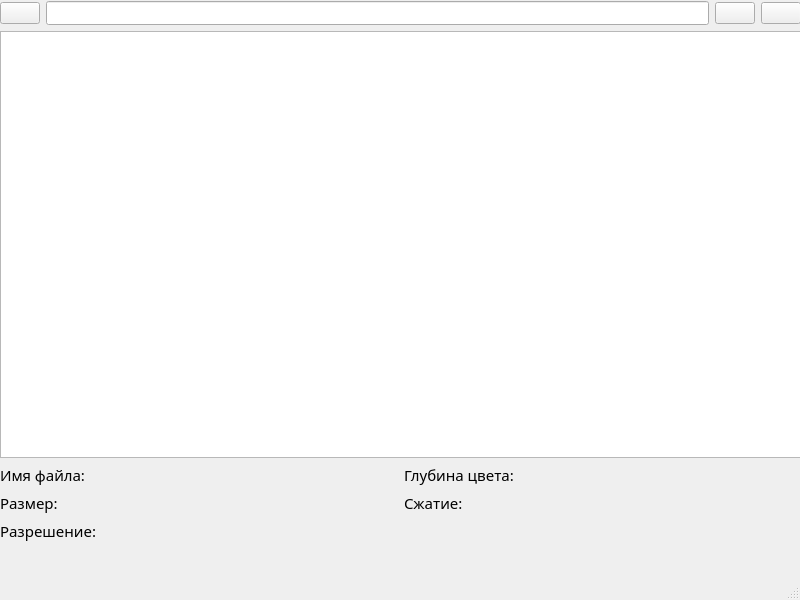
The window that mainwindow.ui (artyomshpakovski/explorer) describes before a commit, drawn with Qt 5.
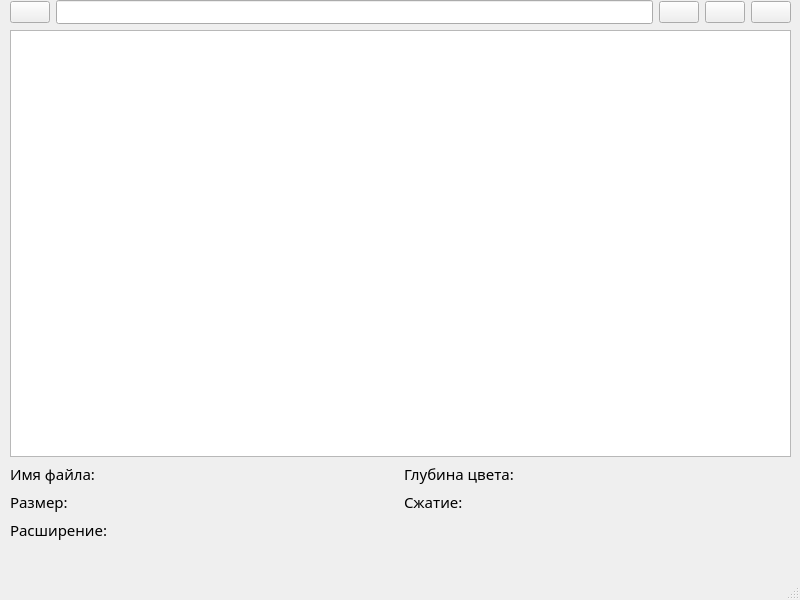
The same window after the commit.

Commit message: add dialog and multiply choice

```diff
--- a/mainwindow.ui
+++ b/mainwindow.ui
@@ -17,9 +17,9 @@
    <widget class="QWidget" name="">
     <property name="geometry">
      <rect>
-      <x>0</x>
-      <y>1</y>
-      <width>801</width>
+      <x>10</x>
+      <y>0</y>
+      <width>781</width>
       <height>541</height>
      </rect>
     </property>
@@ -60,6 +60,13 @@
          </property>
         </widget>
        </item>
+       <item>
+        <widget class="QPushButton" name="pbChoice">
+         <property name="text">
+          <string/>
+         </property>
+        </widget>
+       </item>
       </layout>
      </item>
      <item>
@@ -191,7 +198,7 @@
           </font>
          </property>
          <property name="text">
-          <string>Разрешение:</string>
+          <string>Расширение:</string>
          </property>
         </widget>
        </item>
```
The commit also changes 4 other files.
